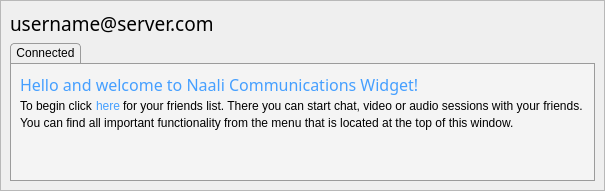
First picture: the form in CommunicationModule/CommunicationUI/ui/SessionManagerWidget.ui, repository realXtend/tundra, before the edit.
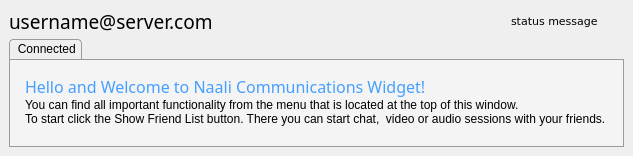
Second picture: the form after the edit.

Commit message: New Comms ui: * Working login, friends list, status functions, separated friend list and main ui and many helper classes to separate view/contoller. * You can start and receive chat sessions and chat as in old ui * Tried to minimize memory leaks, a lot better than the old one. ~9000 leaks with python disabled is pretty good. * Still disabled from main use. Will put to use tomorrow. OpenSim chat still coming...

Diff of the .ui file:
```diff
--- a/CommunicationModule/CommunicationUI/ui/SessionManagerWidget.ui
+++ b/CommunicationModule/CommunicationUI/ui/SessionManagerWidget.ui
@@ -6,8 +6,8 @@
    <rect>
     <x>0</x>
     <y>0</y>
-    <width>578</width>
-    <height>191</height>
+    <width>585</width>
+    <height>156</height>
    </rect>
   </property>
   <property name="windowTitle">
@@ -29,31 +29,74 @@
        <bold>false</bold>
       </font>
      </property>
-     <property name="frameShape">
-      <enum>QFrame::StyledPanel</enum>
-     </property>
-     <property name="frameShadow">
-      <enum>QFrame::Raised</enum>
-     </property>
      <layout class="QVBoxLayout" name="verticalLayout_2">
       <item>
-       <widget class="QLabel" name="usernameLabel">
-        <property name="sizePolicy">
-         <sizepolicy hsizetype="Fixed" vsizetype="Fixed">
-          <horstretch>0</horstretch>
-          <verstretch>0</verstretch>
-         </sizepolicy>
-        </property>
-        <property name="font">
-         <font>
-          <family>Estrangelo Edessa</family>
-          <pointsize>14</pointsize>
-         </font>
-        </property>
-        <property name="text">
-         <string>username@server.com</string>
-        </property>
-       </widget>
+       <layout class="QHBoxLayout" name="horizontalLayout">
+        <item>
+         <widget class="QLabel" name="usernameLabel">
+          <property name="sizePolicy">
+           <sizepolicy hsizetype="Fixed" vsizetype="Fixed">
+            <horstretch>0</horstretch>
+            <verstretch>0</verstretch>
+           </sizepolicy>
+          </property>
+          <property name="minimumSize">
+           <size>
+            <width>0</width>
+            <height>24</height>
+           </size>
+          </property>
+          <property name="font">
+           <font>
+            <family>Estrangelo Edessa</family>
+            <pointsize>14</pointsize>
+           </font>
+          </property>
+          <property name="text">
+           <string>username@server.com</string>
+          </property>
+         </widget>
+        </item>
+        <item>
+         <spacer name="horizontalSpacer">
+          <property name="orientation">
+           <enum>Qt::Horizontal</enum>
+          </property>
+          <property name="sizeHint" stdset="0">
+           <size>
+            <width>40</width>
+            <height>20</height>
+           </size>
+          </property>
+         </spacer>
+        </item>
+        <item>
+         <widget class="QLabel" name="statusMessageLabel">
+          <property name="font">
+           <font>
+            <family>Verdana</family>
+            <pointsize>8</pointsize>
+           </font>
+          </property>
+          <property name="text">
+           <string>status message</string>
+          </property>
+         </widget>
+        </item>
+        <item>
+         <widget class="QLabel" name="statusIconLabel">
+          <property name="minimumSize">
+           <size>
+            <width>20</width>
+            <height>20</height>
+           </size>
+          </property>
+          <property name="text">
+           <string/>
+          </property>
+         </widget>
+        </item>
+       </layout>
       </item>
       <item>
        <widget class="QTabWidget" name="tabWidget">
@@ -78,7 +121,7 @@
      min-width: 8ex;
      padding: 2px;
      padding-right: 5px;
-     padding-left: 5px;
+     padding-left: 1px;
  }
 
  QTabBar::tab:selected, QTabBar::tab:hover {
@@ -118,6 +161,9 @@
         <property name="currentIndex">
          <number>0</number>
         </property>
+        <property name="movable">
+         <bool>true</bool>
+        </property>
         <widget class="QWidget" name="DefaultTab">
          <property name="styleSheet">
           <string>QWidget {
@@ -129,14 +175,17 @@
 }</string>
          </property>
          <attribute name="title">
-          <string>Connected</string>
+          <string>  Connected</string>
          </attribute>
          <layout class="QVBoxLayout" name="verticalLayout_3">
           <property name="spacing">
            <number>0</number>
           </property>
+          <property name="margin">
+           <number>15</number>
+          </property>
           <item>
-           <widget class="QLabel" name="infoText_3">
+           <widget class="QLabel" name="infoText_1">
             <property name="font">
              <font>
               <family>Estrangelo Edessa</family>
@@ -147,97 +196,26 @@
              <string>color: rgb(69, 159, 255);</string>
             </property>
             <property name="text">
-             <string>Hello and welcome to Naali Communications Widget!</string>
+             <string>Hello and Welcome to Naali Communications Widget!</string>
             </property>
            </widget>
           </item>
           <item>
-           <layout class="QHBoxLayout" name="horizontalLayout">
-            <property name="spacing">
-             <number>3</number>
-            </property>
-            <item>
-             <widget class="QLabel" name="infoText_1">
-              <property name="text">
-               <string>To begin click</string>
-              </property>
-             </widget>
-            </item>
-            <item>
-             <widget class="QPushButton" name="friendlistPushButton">
-              <property name="sizePolicy">
-               <sizepolicy hsizetype="Fixed" vsizetype="Fixed">
-                <horstretch>0</horstretch>
-                <verstretch>0</verstretch>
-               </sizepolicy>
-              </property>
-              <property name="maximumSize">
-               <size>
-                <width>35</width>
-                <height>16777215</height>
-               </size>
-              </property>
-              <property name="styleSheet">
-               <string>QPushButton {
-	color: rgb(69, 159, 255);
-	border: 0px;
-	border-radius:0px;
-	background-color: rgba(255, 255, 255, 0);
-}
-
-QPushButton:hover {
-	color: rgb(115, 134, 255);
-	border: 0px;
-	border-radius:0px;
-	color: rgb(43, 99, 255);
-}
-
-QPushButton::pressed {
-	color: rgb(69, 159, 255);
-	border: 0px;
-	border-radius:0px;
-	background-color: rgba(255, 255, 255, 0);
-}</string>
-              </property>
-              <property name="text">
-               <string>here</string>
-              </property>
-              <property name="flat">
-               <bool>true</bool>
-              </property>
-             </widget>
-            </item>
-            <item>
-             <widget class="QLabel" name="infoText_2">
-              <property name="text">
-               <string>for your friends list. There you can start chat, video or audio sessions with your friends.</string>
-              </property>
-             </widget>
-            </item>
-            <item>
-             <spacer name="horizontalSpacer">
-              <property name="orientation">
-               <enum>Qt::Horizontal</enum>
-              </property>
-              <property name="sizeHint" stdset="0">
-               <size>
-                <width>40</width>
-                <height>20</height>
-               </size>
-              </property>
-             </spacer>
-            </item>
-           </layout>
-          </item>
-          <item>
-           <widget class="QLabel" name="infoText_4">
+           <widget class="QLabel" name="infoText_2">
             <property name="text">
              <string>You can find all important functionality from the menu that is located at the top of this window.</string>
             </property>
            </widget>
           </item>
           <item>
-           <spacer name="verticalSpacer_1">
+           <widget class="QLabel" name="infoText_3">
+            <property name="text">
+             <string>To start click the Show Friend List button. There you can start chat,  video or audio sessions with your friends.</string>
+            </property>
+           </widget>
+          </item>
+          <item>
+           <spacer name="verticalSpacer">
             <property name="orientation">
              <enum>Qt::Vertical</enum>
             </property>
```
Left out of the diff: 2 changed lines with no effect on the pictures. The commit also changes 28 other files.
